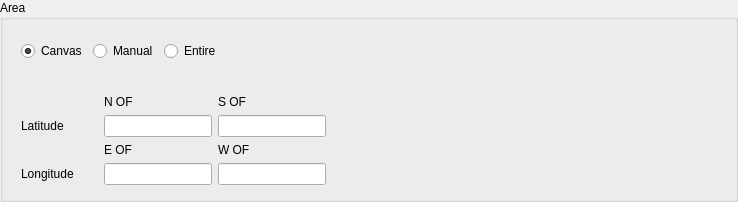
This is tafor/components/ui/sigmet_area.ui in up1and/tafor as Qt 5 draws it before an edit. The edited form follows.
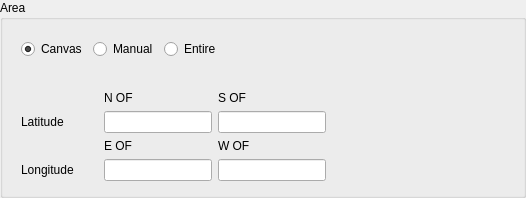
This is the edited form.

```diff
--- a/tafor/components/ui/sigmet_area.ui
+++ b/tafor/components/ui/sigmet_area.ui
@@ -6,8 +6,8 @@
    <rect>
     <x>0</x>
     <y>0</y>
-    <width>738</width>
-    <height>202</height>
+    <width>526</width>
+    <height>180</height>
    </rect>
   </property>
   <property name="windowTitle">
```
Left out of the diff: 19 changed lines with no effect on the pictures.
